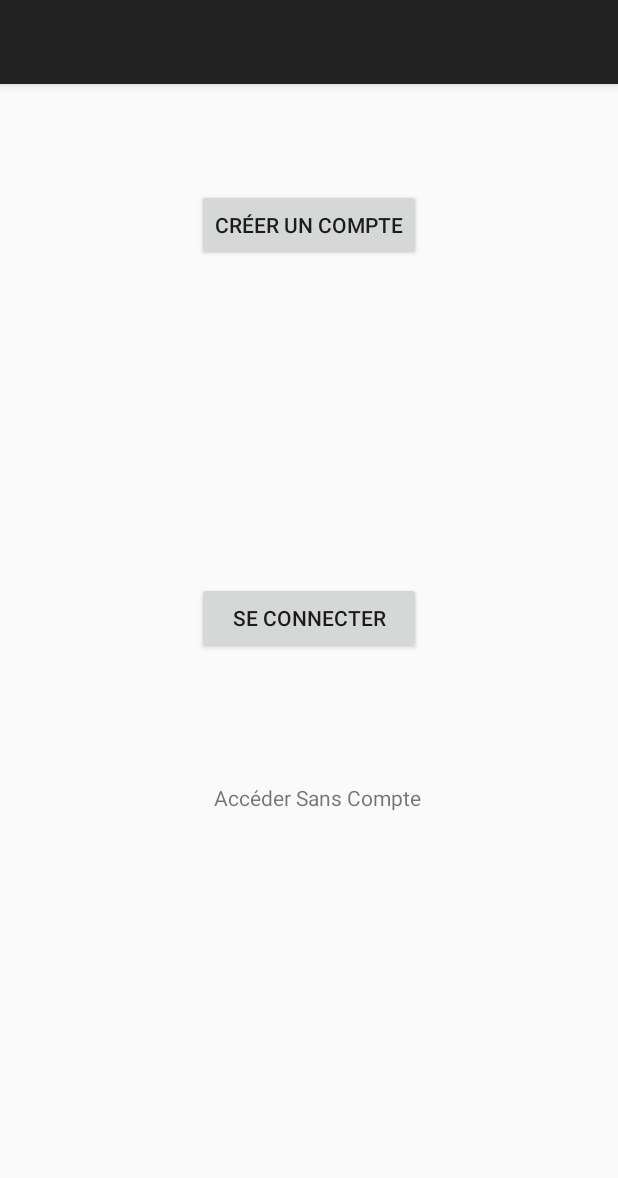
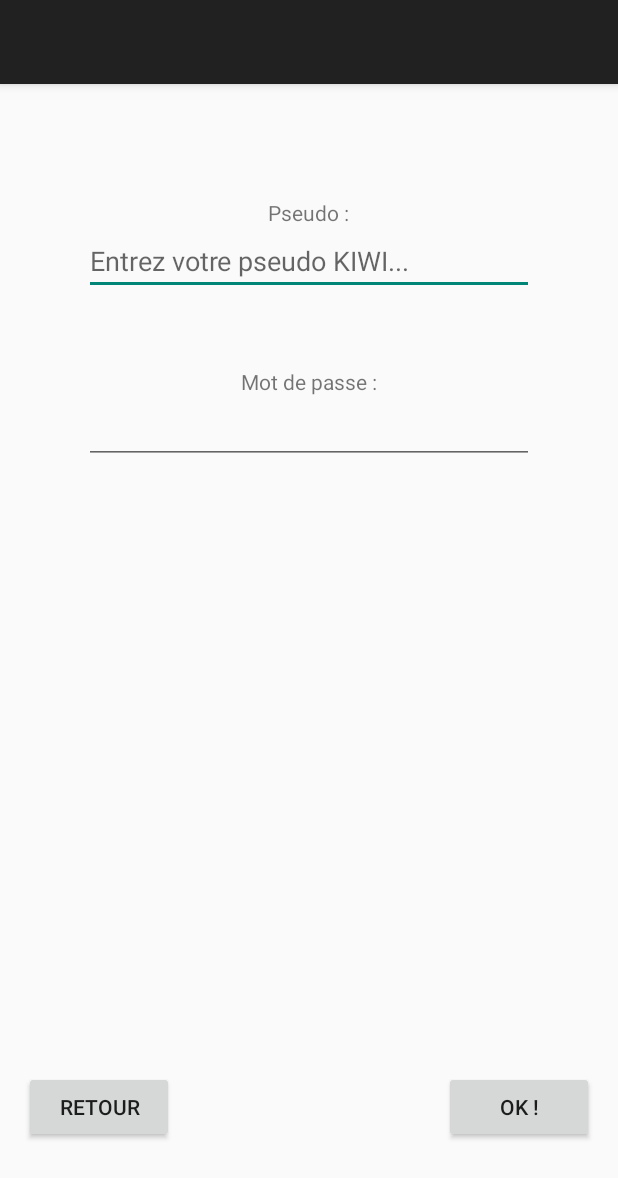
Before and after one commit to HeptanomeDeLExtreme/kiwi-ihm-2, an Android app: the screen it shows after launch (PageInscription before the commit, PageConnexion after it), after a tap on "SE CONNECTER", on a phone screen of 412 x 824 dp. Shown: the top 1178 px of the screen. Run offline under Robolectric (Android 15) with nearby library versions, the phone set to English and light mode, and no system bars.

Commit message:
Dev des pages "PagesInscription", "FormulaireInscription" et "PageConnexion". Design fait.

```diff
--- a/app/src/main/AndroidManifest.xml
+++ b/app/src/main/AndroidManifest.xml
@@ -21,7 +21,7 @@
         <activity
             android:name=".MainActivity"
             android:label="@string/app_name"
-            android:theme="@style/AppTheme.NoActionBar"></activity>
+            android:theme="@style/AppTheme.NoActionBar" />
         <!--
              The API key for Google Maps-based APIs is defined as a string resource.
              (See the file "res/values/google_maps_api.xml").
@@ -47,6 +47,10 @@
         <activity
             android:name=".FormulaireInscription"
             android:label="@string/title_activity_formulaire_inscription"
+            android:theme="@style/AppTheme.NoActionBar" />
+        <activity
+            android:name=".PageConnexion"
+            android:label="@string/title_activity_page_connexion"
             android:theme="@style/AppTheme.NoActionBar"></activity>
     </application>
 
--- /dev/null
+++ b/app/src/main/java/com/kiwi/kiwi/PageConnexion.java
@@ -0,0 +1,26 @@
+package com.kiwi.kiwi;
+
+import android.os.Bundle;
+import android.support.design.widget.FloatingActionButton;
+import android.support.design.widget.Snackbar;
+import android.support.v7.app.AppCompatActivity;
+import android.support.v7.widget.Toolbar;
+import android.util.Log;
+import android.view.View;
+
+public class PageConnexion extends AppCompatActivity {
+
+    @Override
+    protected void onCreate(Bundle savedInstanceState) {
+        super.onCreate(savedInstanceState);
+        setContentView(R.layout.activity_page_connexion);
+    }
+
+    public void boutonRetourListener(View view) {
+        Log.i("debug", "Appui sur le bouton Retour !");
+    }
+
+    public void boutonOkListener(View view) {
+        Log.i("debug", "Appui sur le bouton OK !");
+    }
+}
--- a/app/src/main/java/com/kiwi/kiwi/PageInscription.java
+++ b/app/src/main/java/com/kiwi/kiwi/PageInscription.java
@@ -25,5 +25,13 @@ public class PageInscription extends AppCompatActivity {
 
     public void boutonSeConnecterListener(View view) {
         Log.i("debug", "Appui sur boutonSeConnecter");
+        Intent menuIntent = new Intent(this, PageConnexion.class);
+        startActivity(menuIntent);
+    }
+
+    public void lienAccederSansCompteListener(View view) {
+        Log.i("debug", "Appui sur le lien AccederSansCompte");
+        Intent menuIntent = new Intent(this, ListFragment.class);
+        startActivity(menuIntent);
     }
 }
--- /dev/null
+++ b/app/src/main/res/layout/activity_page_connexion.xml
@@ -0,0 +1,26 @@
+<?xml version="1.0" encoding="utf-8"?>
+<android.support.design.widget.CoordinatorLayout xmlns:android="http://schemas.android.com/apk/res/android"
+    xmlns:app="http://schemas.android.com/apk/res-auto"
+    xmlns:tools="http://schemas.android.com/tools"
+    android:layout_width="match_parent"
+    android:layout_height="match_parent"
+    android:fitsSystemWindows="true"
+    tools:context="com.kiwi.kiwi.PageConnexion">
+
+    <android.support.design.widget.AppBarLayout
+        android:layout_width="match_parent"
+        android:layout_height="wrap_content"
+        android:theme="@style/AppTheme.AppBarOverlay">
+
+        <android.support.v7.widget.Toolbar
+            android:id="@+id/toolbar"
+            android:layout_width="match_parent"
+            android:layout_height="?attr/actionBarSize"
+            android:background="?attr/colorPrimary"
+            app:popupTheme="@style/AppTheme.PopupOverlay" />
+
+    </android.support.design.widget.AppBarLayout>
+
+    <include layout="@layout/content_page_connexion" />
+
+</android.support.design.widget.CoordinatorLayout>
--- /dev/null
+++ b/app/src/main/res/layout/content_page_connexion.xml
@@ -0,0 +1,74 @@
+<?xml version="1.0" encoding="utf-8"?>
+<RelativeLayout xmlns:android="http://schemas.android.com/apk/res/android"
+    xmlns:app="http://schemas.android.com/apk/res-auto"
+    xmlns:tools="http://schemas.android.com/tools"
+    android:layout_width="match_parent"
+    android:layout_height="match_parent"
+    android:paddingBottom="@dimen/activity_vertical_margin"
+    android:paddingLeft="@dimen/activity_horizontal_margin"
+    android:paddingRight="@dimen/activity_horizontal_margin"
+    android:paddingTop="@dimen/activity_vertical_margin"
+    app:layout_behavior="@string/appbar_scrolling_view_behavior"
+    tools:context="com.kiwi.kiwi.PageConnexion"
+    tools:showIn="@layout/activity_page_connexion">
+
+    <TextView
+        android:layout_width="wrap_content"
+        android:layout_height="wrap_content"
+        android:text="@string/labelPseudo"
+        android:id="@+id/textView2"
+        android:layout_alignParentTop="true"
+        android:layout_centerHorizontal="true"
+        android:layout_marginTop="60dp" />
+
+    <EditText
+        android:layout_width="wrap_content"
+        android:layout_height="wrap_content"
+        android:inputType="textPersonName"
+        android:ems="10"
+        android:id="@+id/idTextPseudo"
+        android:layout_below="@+id/textView2"
+        android:layout_centerHorizontal="true"
+        android:hint="@string/defaultPseudo"
+        android:width="300dp" />
+
+    <TextView
+        android:layout_width="wrap_content"
+        android:layout_height="wrap_content"
+        android:text="@string/mdp"
+        android:id="@+id/textView3"
+        android:layout_below="@+id/idTextPseudo"
+        android:layout_centerHorizontal="true"
+        android:layout_marginTop="48dp" />
+
+    <EditText
+        android:layout_width="wrap_content"
+        android:layout_height="wrap_content"
+        android:inputType="textPassword"
+        android:ems="10"
+        android:id="@+id/idTextMdp"
+        android:layout_below="@+id/textView3"
+        android:layout_centerHorizontal="true"
+        android:width="300dp" />
+
+    <Button
+        android:layout_width="wrap_content"
+        android:layout_height="wrap_content"
+        android:text="@string/boutonRetour"
+        android:id="@+id/boutonRetour"
+        android:layout_alignParentBottom="true"
+        android:layout_alignParentStart="true"
+        android:layout_marginBottom="46dp"
+        android:width="100dp"
+        android:onClick="boutonRetourListener"/>
+
+    <Button
+        android:layout_width="wrap_content"
+        android:layout_height="wrap_content"
+        android:text="@string/boutonOk"
+        android:id="@+id/boutonOk"
+        android:width="100dp"
+        android:layout_alignTop="@+id/boutonRetour"
+        android:layout_alignParentEnd="true"
+        android:onClick="boutonOkListener"/>
+</RelativeLayout>
--- a/app/src/main/res/values/strings.xml
+++ b/app/src/main/res/values/strings.xml
@@ -32,5 +32,6 @@
     <string name="boutonRetour">Retour</string>
     <string name="boutonOk">OK !</string>
     <string name="stringNull" />
+    <string name="title_activity_page_connexion">PageConnexion</string>
 
 </resources>
```
